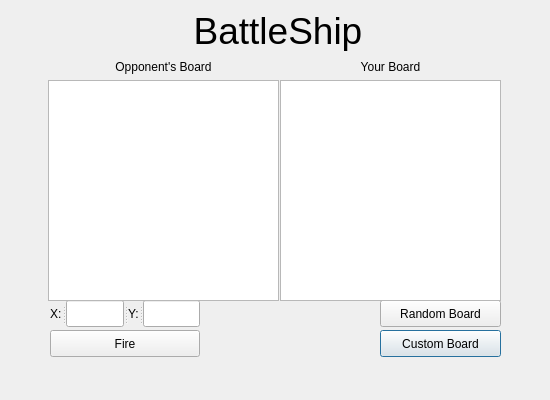
Before: the Qt Designer form untitled/battleaigame.ui in rc2524/Battleship-game, drawn with Qt 5.
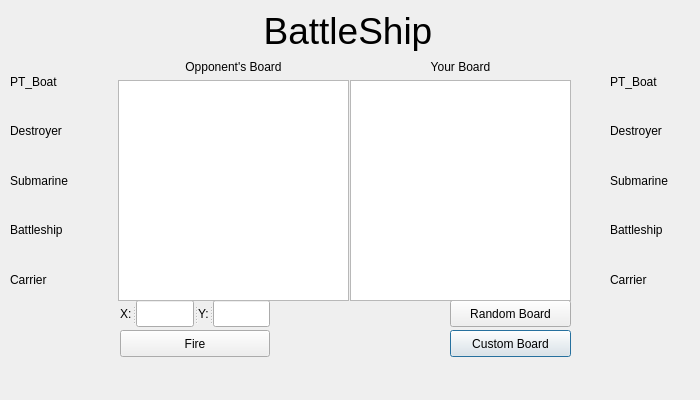
After: the same form once the commit is applied.

Diff of the .ui file:
```diff
--- a/untitled/battleaigame.ui
+++ b/untitled/battleaigame.ui
@@ -6,7 +6,7 @@
    <rect>
     <x>0</x>
     <y>0</y>
-    <width>550</width>
+    <width>700</width>
     <height>400</height>
    </rect>
   </property>
@@ -16,7 +16,7 @@
   <widget class="QLabel" name="GameLogo">
    <property name="geometry">
     <rect>
-     <x>178</x>
+     <x>248</x>
      <y>10</y>
      <width>200</width>
      <height>41</height>
@@ -37,7 +37,7 @@
   <widget class="QPushButton" name="CustomButton">
    <property name="geometry">
     <rect>
-     <x>380</x>
+     <x>450</x>
      <y>330</y>
      <width>121</width>
      <height>27</height>
@@ -50,7 +50,7 @@
   <widget class="QPushButton" name="RandomButton">
    <property name="geometry">
     <rect>
-     <x>380</x>
+     <x>450</x>
      <y>300</y>
      <width>121</width>
      <height>27</height>
@@ -66,7 +66,7 @@
    </property>
    <property name="geometry">
     <rect>
-     <x>50</x>
+     <x>120</x>
      <y>300</y>
      <width>150</width>
      <height>27</height>
@@ -98,7 +98,7 @@
   <widget class="QWidget" name="layoutWidget">
    <property name="geometry">
     <rect>
-     <x>280</x>
+     <x>350</x>
      <y>60</y>
      <width>221</width>
      <height>241</height>
@@ -126,7 +126,7 @@
   <widget class="QPushButton" name="FireButton">
    <property name="geometry">
     <rect>
-     <x>50</x>
+     <x>120</x>
      <y>330</y>
      <width>150</width>
      <height>27</height>
@@ -139,7 +139,7 @@
   <widget class="QWidget" name="layoutWidget_2">
    <property name="geometry">
     <rect>
-     <x>48</x>
+     <x>118</x>
      <y>60</y>
      <width>231</width>
      <height>241</height>
@@ -171,6 +171,100 @@
     </item>
    </layout>
   </widget>
+  <widget class="QWidget" name="layoutWidget">
+   <property name="geometry">
+    <rect>
+     <x>10</x>
+     <y>60</y>
+     <width>75</width>
+     <height>241</height>
+    </rect>
+   </property>
+   <layout class="QVBoxLayout" name="EnemyShips">
+    <item>
+     <widget class="QLabel" name="Enemy_Pt">
+      <property name="text">
+       <string>PT_Boat</string>
+      </property>
+     </widget>
+    </item>
+    <item>
+     <widget class="QLabel" name="Enemy_Des">
+      <property name="text">
+       <string>Destroyer</string>
+      </property>
+     </widget>
+    </item>
+    <item>
+     <widget class="QLabel" name="Enemy_Sub">
+      <property name="text">
+       <string>Submarine</string>
+      </property>
+     </widget>
+    </item>
+    <item>
+     <widget class="QLabel" name="Enemy_Bat">
+      <property name="text">
+       <string>Battleship</string>
+      </property>
+     </widget>
+    </item>
+    <item>
+     <widget class="QLabel" name="Enemy_Car">
+      <property name="text">
+       <string>Carrier</string>
+      </property>
+     </widget>
+    </item>
+   </layout>
+  </widget>
+  <widget class="QWidget" name="layoutWidget_3">
+   <property name="geometry">
+    <rect>
+     <x>610</x>
+     <y>60</y>
+     <width>75</width>
+     <height>241</height>
+    </rect>
+   </property>
+   <layout class="QVBoxLayout" name="PlayerShips">
+    <item>
+     <widget class="QLabel" name="Player_Pt">
+      <property name="text">
+       <string>PT_Boat</string>
+      </property>
+     </widget>
+    </item>
+    <item>
+     <widget class="QLabel" name="Player_Des">
+      <property name="text">
+       <string>Destroyer</string>
+      </property>
+     </widget>
+    </item>
+    <item>
+     <widget class="QLabel" name="Player_Sub">
+      <property name="text">
+       <string>Submarine</string>
+      </property>
+     </widget>
+    </item>
+    <item>
+     <widget class="QLabel" name="Player_Bat">
+      <property name="text">
+       <string>Battleship</string>
+      </property>
+     </widget>
+    </item>
+    <item>
+     <widget class="QLabel" name="Player_Car">
+      <property name="text">
+       <string>Carrier</string>
+      </property>
+     </widget>
+    </item>
+   </layout>
+  </widget>
  </widget>
  <resources/>
  <connections/>
```
